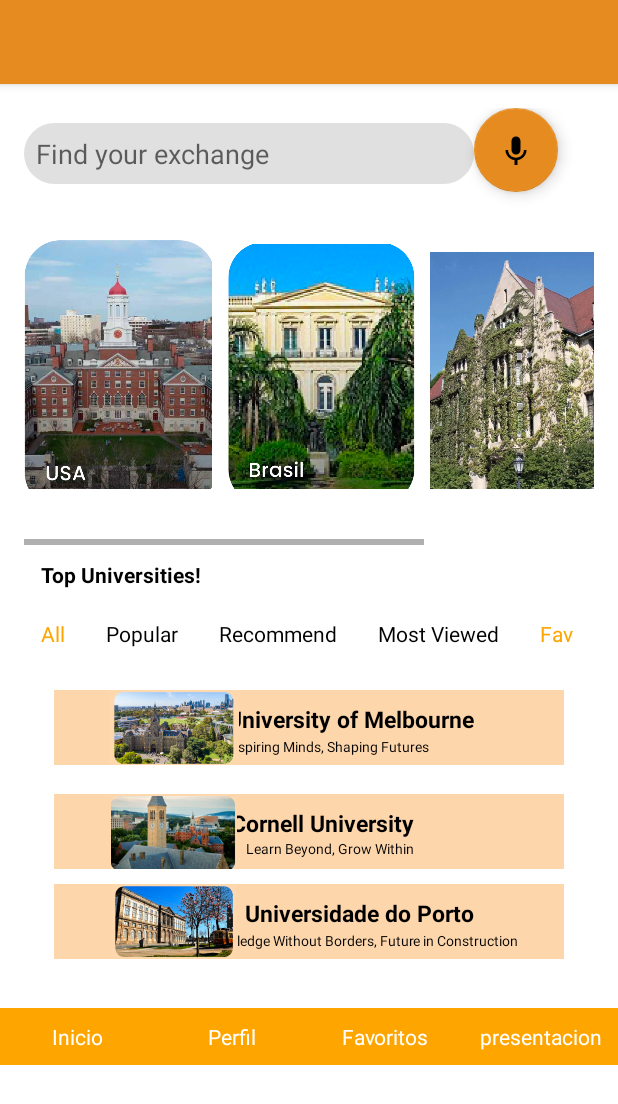
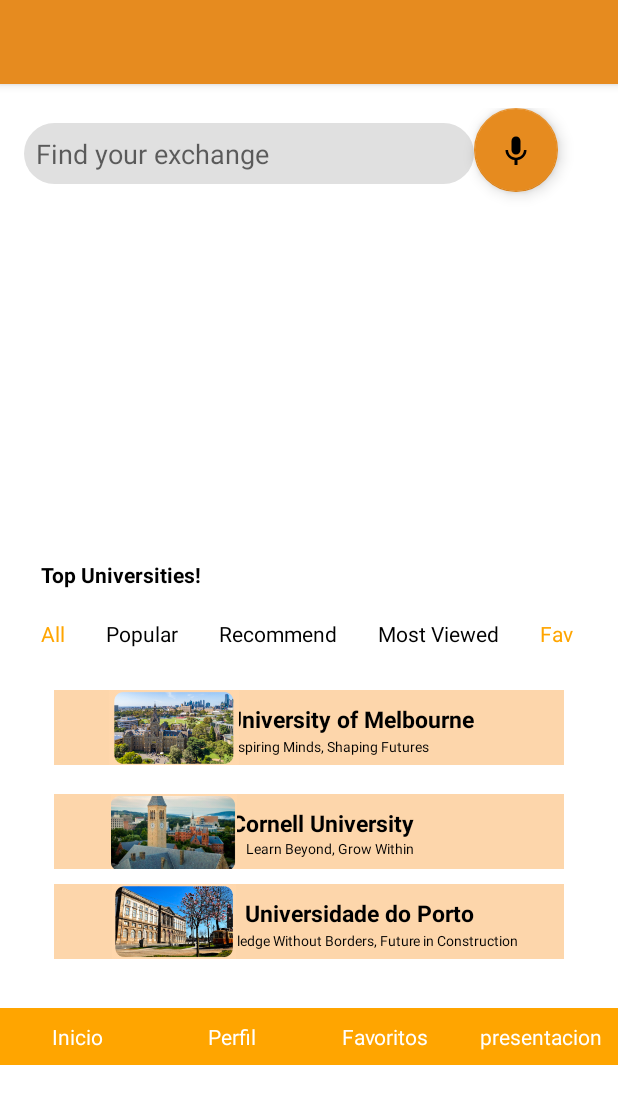
Before and after one commit to ISIS3510-202410-Team14/Kotlin, an Android app: the MainActivity screen opened directly, with no data from a screen before it, on a phone screen of 412 x 824 dp. Shown: the top 1104 px of the screen. Run offline under Robolectric (Android 15) with nearby library versions, the phone set to English and light mode, and no system bars; our stand-ins replace Firebase (no records; nobody signed in at launch, a user with empty details on screens opened directly); 3 statements that could not run were skipped.

Commit message:
update  extract de bases de datos

```diff
--- a/app/src/main/AndroidManifest.xml
+++ b/app/src/main/AndroidManifest.xml
@@ -14,6 +14,9 @@
         android:supportsRtl="true"
         android:theme="@style/Theme.MoveOn"
         tools:targetApi="31">
+        <activity
+            android:name=".view.ListadoActivity2"
+            android:exported="false" />
         <activity
             android:name=".view.RequirementActivity"
             android:exported="false" />
--- a/app/src/main/java/com/optic/moveon/view/MainActivity.kt
+++ b/app/src/main/java/com/optic/moveon/view/MainActivity.kt
@@ -7,42 +7,42 @@
 import android.widget.ImageView
 import android.widget.TextView
 import androidx.appcompat.widget.AppCompatButton
+import androidx.recyclerview.widget.LinearLayoutManager
+import androidx.recyclerview.widget.RecyclerView
+import com.google.firebase.database.DataSnapshot
+import com.google.firebase.database.DatabaseError
+import com.google.firebase.database.DatabaseReference
+import com.google.firebase.database.FirebaseDatabase
+import com.google.firebase.database.ValueEventListener
 import com.optic.moveon.R
 import com.optic.moveon.databinding.ActivityLoginBinding
 import com.optic.moveon.databinding.ActivityMainBinding
+import com.optic.moveon.model.entities.University
 
 class MainActivity : AppCompatActivity() {
 
     private lateinit var binding: ActivityMainBinding
+    private lateinit var dbref: DatabaseReference
+    private lateinit var userRecyclerview: RecyclerView
+    private lateinit var universityList: ArrayList<University>
+
+
+
     override fun onCreate(savedInstanceState: Bundle?) {
         super.onCreate(savedInstanceState)
         binding = ActivityMainBinding.inflate(layoutInflater)
         setContentView(binding.root)
-        val univer1= findViewById<ImageView>(R.id.univer1)
-        val univer2= findViewById<ImageView>(R.id.univer2)
-        val univer3= findViewById<ImageView>(R.id.univer3)
-        val univer4= findViewById<ImageView>(R.id.univer4)
+        userRecyclerview = binding.userList
+        userRecyclerview.layoutManager = LinearLayoutManager(this, LinearLayoutManager.HORIZONTAL, false)
+        userRecyclerview.setHasFixedSize(true)
 
 
-        univer1.setOnClickListener {
-            val intent= Intent(this,UniversityActivity3::class.java)
-            startActivity(intent)
-        }
+        universityList = arrayListOf<University>()
 
-        univer2.setOnClickListener {
-            val intent= Intent(this,UniversityActivity2::class.java)
-            startActivity(intent)
-        }
+        getUserData()
 
-        univer3.setOnClickListener {
-            val intent= Intent(this,UniversityActivity::class.java)
-            startActivity(intent)
-        }
 
-        univer4.setOnClickListener {
-            val intent= Intent(this,UniversityActivity4::class.java)
-            startActivity(intent)
-        }
+
 
         binding.botonmicro.setOnClickListener {
             val intent = Intent(this, BusquedaVozActivity::class.java)
@@ -51,10 +51,37 @@
 
 
 
+    }
+
+    private fun getUserData() {
+
+        dbref = FirebaseDatabase.getInstance().getReference("Universities")
+
+        dbref.addValueEventListener(object : ValueEventListener {
+
+            override fun onDataChange(snapshot: DataSnapshot) {
+
+                if (snapshot.exists()) {
+
+                    for (userSnapshot in snapshot.children) {
+
+                        val university = userSnapshot.getValue(University::class.java)
+                        universityList.add(university!!)
+
+                    }
+                    userRecyclerview.adapter = MyAdapter(universityList)
 
 
+                }
+
+            }
+
+            override fun onCancelled(error: DatabaseError) {
+                TODO("Not yet implemented")
+            }
 
 
+        })
 
     }
 }
--- a/app/src/main/res/layout/activity_home.xml
+++ b/app/src/main/res/layout/activity_home.xml
@@ -8,7 +8,7 @@
 
 
     <androidx.recyclerview.widget.RecyclerView
-        android:id="@+id/univerList"
+        android:id="@+id/universityList"
         android:layout_width="match_parent"
         android:layout_height="match_parent"
         app:layout_constraintBottom_toBottomOf="parent"
--- a/app/src/main/res/layout/activity_main.xml
+++ b/app/src/main/res/layout/activity_main.xml
@@ -36,7 +36,7 @@
             tools:layout_editor_absoluteY="100dp" />
     </LinearLayout>
 
-    <HorizontalScrollView
+    <androidx.recyclerview.widget.RecyclerView
         android:id="@+id/horizontalScrollView"
         android:layout_width="380dp"
         android:layout_height="217dp"
@@ -46,75 +46,11 @@
         app:layout_constraintEnd_toEndOf="parent"
         app:layout_constraintHorizontal_bias="0.513"
         app:layout_constraintStart_toStartOf="parent"
-        app:layout_constraintTop_toTopOf="parent">
-
-        <LinearLayout
-            android:layout_width="wrap_content"
-            android:layout_height="wrap_content"
-            android:orientation="horizontal">
-
-            <FrameLayout
-                android:layout_width="125dp"
-                android:layout_height="180dp"
-                android:layout_marginEnd="10dp">
+        app:layout_constraintTop_toTopOf="parent"
+        tools:listitem="@layout/university_item"
+        />
 
 
-                <ImageView
-                    android:id="@+id/univer1"
-                    android:layout_width="125dp"
-                    android:layout_height="205dp"
-                    android:layout_marginRight="10dp"
-                    android:src="@drawable/fot_usa" />
-
-            </FrameLayout>
-
-            <FrameLayout
-                android:layout_width="125dp"
-                android:layout_height="180dp"
-                android:layout_marginEnd="10dp">
-
-
-                <ImageView
-                    android:id="@+id/univer2"
-                    android:layout_width="125dp"
-                    android:layout_height="205dp"
-                    android:layout_marginRight="10dp"
-                    android:src="@drawable/fot2" />
-
-            </FrameLayout>
-
-            <FrameLayout
-                android:layout_width="125dp"
-                android:layout_height="180dp"
-                android:layout_marginEnd="10dp">
-
-
-                <ImageView
-                    android:id="@+id/univer3"
-                    android:layout_width="125dp"
-                    android:layout_height="205dp"
-                    android:layout_marginRight="10dp"
-                    android:src="@drawable/fot3" />
-
-            </FrameLayout>
-
-            <FrameLayout
-            android:layout_width="125dp"
-            android:layout_height="180dp"
-            android:layout_marginEnd="10dp">
-
-
-                <ImageView
-                    android:id="@+id/univer4"
-                    android:layout_width="125dp"
-                    android:layout_height="205dp"
-                    android:layout_marginRight="10dp"
-                    android:src="@drawable/fot4" />
-
-        </FrameLayout>
-        </LinearLayout>
-
-    </HorizontalScrollView>
 
     <TextView
         android:id="@+id/textView"
--- a/app/src/main/res/layout/user_item.xml
+++ b/app/src/main/res/layout/user_item.xml
@@ -58,7 +58,7 @@
                 android:layout_width="wrap_content"
                 android:layout_height="wrap_content"
                 android:layout_marginStart="8dp"
-                android:text="Stark"
+                android:text="d"
                 android:textColor="@color/black"
                 android:textSize="20sp"/>
 
```
Also changed, not shown: app/src/main/java/com/optic/moveon/model/entities/MyAdapter.kt (deleted, +0 -44 lines), app/src/main/java/com/optic/moveon/model/entities/University.kt (+6 -6 lines), app/src/main/java/com/optic/moveon/view/HomeActivity.kt (+3 -35 lines), app/src/main/java/com/optic/moveon/view/InitioActivity.kt (+7 -0 lines), app/src/main/java/com/optic/moveon/view/ListadoActivity2.kt (added, +75 -0 lines), app/src/main/java/com/optic/moveon/view/MyAdapter.kt (added, +42 -0 lines), app/src/main/res/layout/activity_listado2.xml (added, +19 -0 lines), app/src/main/res/layout/university_item.xml (added, +14 -0 lines).
